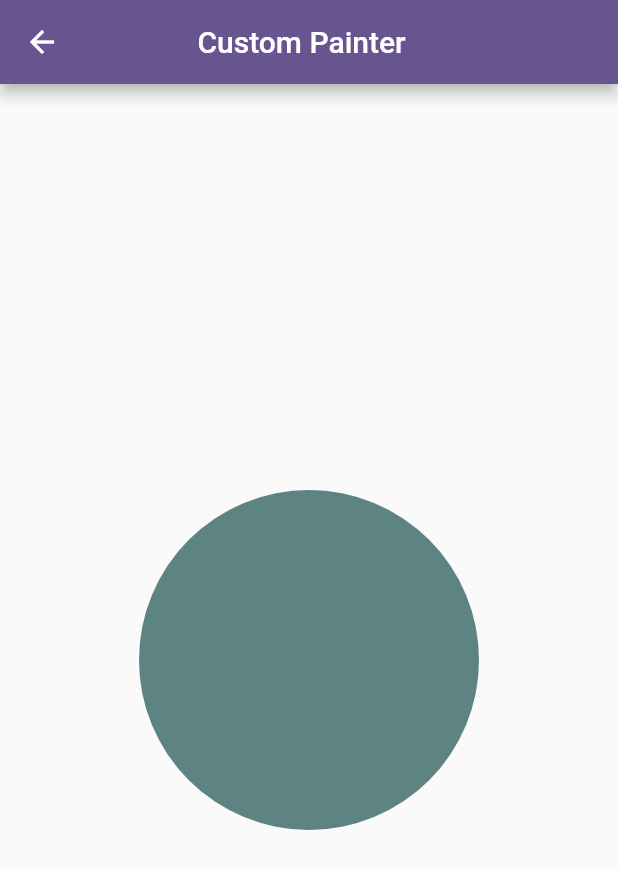
After one commit to Bahnooos/animation-repo, a Flutter app: the CustomPainterExample screen opened directly, on a phone screen of 412 x 824 dp. The commit adds this screen. Shown: the top 869 px of the screen. Run offline on Flutter 3.47's test engine with Material 3 defaults, Android fonts, the phone set to English and light mode, and no system bars.

Commit message:
Custom Painter done

```diff
--- /dev/null
+++ b/lib/animation/other_animation/custom_painter_example.dart
@@ -0,0 +1,68 @@
+import 'package:flutter/material.dart';
+
+class CustomPainterExample extends StatefulWidget {
+  const CustomPainterExample({super.key});
+  static const screenRoute = 'Custom Painter';
+
+  @override
+  State<CustomPainterExample> createState() => _CustomPainterExampleState();
+}
+
+class _CustomPainterExampleState extends State<CustomPainterExample> with SingleTickerProviderStateMixin {
+  late AnimationController _controller;
+  late Animation<double> _sizeAnimation;
+  late Animation<Color?> _colorAnimation;
+
+  @override
+  void initState() {
+    super.initState();
+    _controller = AnimationController(vsync: this, duration: const Duration(seconds: 3));
+    _sizeAnimation = Tween<double>(begin: 50, end: 150).animate(_controller);
+    _colorAnimation = ColorTween(begin: Colors.green, end: Colors.blueGrey).animate(CurvedAnimation(parent: _controller, curve: Curves.decelerate));
+    _controller.repeat(reverse: true);
+  }
+
+  @override
+  void dispose() {
+    _controller.dispose();
+    super.dispose();
+  }
+
+  @override
+  Widget build(BuildContext context) {
+    return Scaffold(
+      appBar: AppBar(
+        title: const Text('Custom Painter  '),
+        centerTitle: true,
+      ),
+      body: Center(
+        child: AnimatedBuilder(
+          animation: _controller,
+          builder: (context, child) => CustomPaint(
+            painter: CirclePainter(parentSize: _sizeAnimation.value, color: _colorAnimation.value??Colors.amber),
+            size: const Size.square(200),
+          ),
+        ),
+      ),
+    );
+  }
+}
+
+class CirclePainter extends CustomPainter {
+  const CirclePainter({required this.color, required this.parentSize});
+  final double parentSize;
+  final Color color;
+
+  @override
+  void paint(Canvas canvas, Size size) {
+    var paint = Paint();
+    paint.color = color;
+    paint.style = PaintingStyle.fill;
+    canvas.drawCircle(Offset(size.width / 2, size.height / 2), parentSize, paint);
+  }
+
+  @override
+  bool shouldRepaint(CirclePainter oldDelegate) {
+    return (parentSize != oldDelegate.parentSize || color != oldDelegate.color);
+  }
+}
--- a/lib/main.dart
+++ b/lib/main.dart
@@ -18,6 +18,7 @@ import 'package:animation/animation/implicit_animation.dart/animated_position_ex
 import 'package:animation/animation/implicit_animation.dart/animated_switcher_example.dart';
 import 'package:animation/animation/implicit_animation.dart/animation_position_directional_example.dart';
 import 'package:animation/animation/implicit_animation.dart/animation_text_style_example.dart';
+import 'package:animation/animation/other_animation/custom_painter_example.dart';
 import 'package:animation/animation/page_transition/page_fade_transition.dart';
 import 'package:animation/animation/page_transition/page_mix_scale_rotation_transition.dart';
 import 'package:animation/animation/page_transition/page_mix_size_fade_transition.dart';
@@ -106,6 +107,8 @@ class MyApp extends StatelessWidget {
             return  PageMixSizeFadeTransition(page: const NavigationPage());
           case NavigationPage.mixScaleRotationTransition:
             return  PageMixScaleRotationTransition(page: const NavigationPage());
+            case CustomPainterExample.screenRoute:
+            return MaterialPageRoute(builder: (context) => const CustomPainterExample());
 
           default:
         }
```
Also changed, not shown: lib/home.dart (+5 -2 lines).
